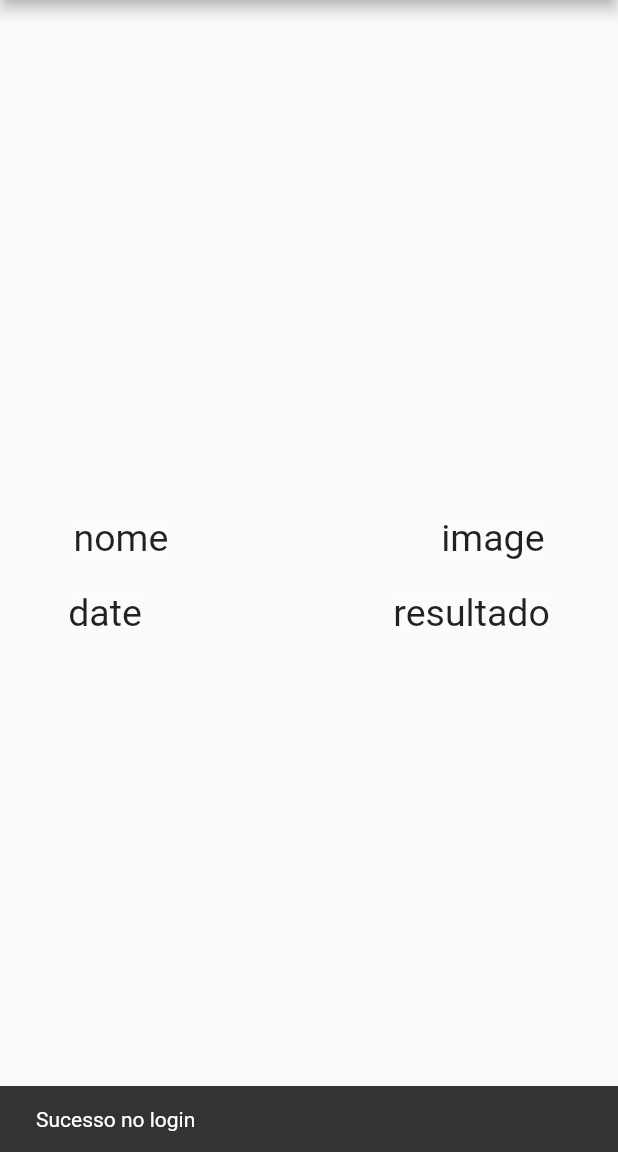
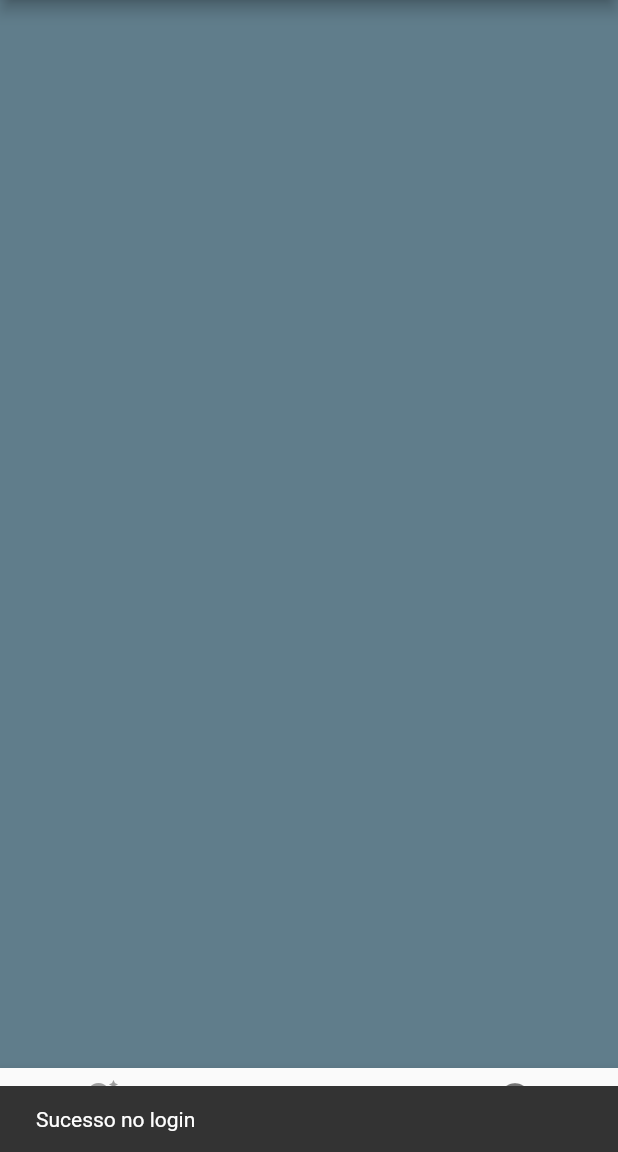
Before and after one commit to BrunoLaureano1989/imc_in_flutter, a Flutter app: the screen it shows after launch, after a tap on "Login", on a phone screen of 412 x 824 dp, the part 84-1236 px from its top. Run offline on Flutter 3.47's test engine with Material 2 defaults, Android fonts, the phone set to English and light mode, and no system bars; our stand-ins replace google_fonts.

Commit message:
jumpToPage home e pages

```diff
--- /dev/null
+++ b/lib/pages/dicas_page.dart
@@ -0,0 +1,17 @@
+import 'package:flutter/material.dart';
+
+class DicasPage extends StatefulWidget {
+  const DicasPage({super.key});
+
+  @override
+  State<DicasPage> createState() => _DicasPageState();
+}
+
+class _DicasPageState extends State<DicasPage> {
+  @override
+  Widget build(BuildContext context) {
+    return Container(
+      color: Colors.blueGrey,
+    );
+  }
+}
--- /dev/null
+++ b/lib/pages/help_page.dart
@@ -0,0 +1,15 @@
+import 'package:flutter/material.dart';
+
+class HelpPage extends StatefulWidget {
+  const HelpPage({super.key});
+
+  @override
+  State<HelpPage> createState() => _HelpPageState();
+}
+
+class _HelpPageState extends State<HelpPage> {
+  @override
+  Widget build(BuildContext context) {
+    return Container(color: Colors.green[50]);
+  }
+}
--- a/lib/pages/main_page.dart
+++ b/lib/pages/main_page.dart
@@ -1,5 +1,9 @@
 import 'package:flutter/material.dart';
 import 'package:imc/pages/dados_cadastro.dart';
+
+import 'dicas_page.dart';
+import 'help_page.dart';
+import 'termo.page.dart';
 
 class MainPage extends StatefulWidget {
   const MainPage({super.key});
@@ -9,6 +13,9 @@ class MainPage extends StatefulWidget {
 }
 
 class _MainPageState extends State<MainPage> {
+  PageController controller = PageController(initialPage: 0);
+  int positionPage = 0;
+
   @override
   Widget build(BuildContext context) {
     return SafeArea(
@@ -51,61 +58,36 @@ class _MainPageState extends State<MainPage> {
             ),
           ),
         ),
-
-        body: Container(
-          width: double.infinity,
-          margin: const EdgeInsets.symmetric(horizontal: 16, vertical: 16),
-          child: Column(
-            mainAxisAlignment: MainAxisAlignment.center,
-            children: [
-              Row(
-                mainAxisAlignment: MainAxisAlignment.spaceAround,
-                children: [
-                  Container(
-                    color: Colors.white10,
-                    child: const Text(
-                      "nome",
-                      style: TextStyle(color: Colors.black87, fontSize: 25),
-                    ),
-                  ),
-                  const SizedBox(
-                    height: 50,
-                    width: 50,
-                  ),
-                  Container(
-                    color: Colors.white10,
-                    child: const Text(
-                      "image",
-                      style: TextStyle(color: Colors.black87, fontSize: 25),
-                    ),
-                  ),
+        body: Column(
+          children: [
+            Expanded(
+              child: PageView(
+                controller: controller,
+                onPageChanged: (value) {
+                  setState(() {
+                    positionPage = value;
+                  });
+                },
+                children: const [
+                  DicasPage(),
+                  TermoPage(),
+                  HelpPage(),
                 ],
               ),
-              Row(
-                mainAxisAlignment: MainAxisAlignment.spaceAround,
-                children: [
-                  Container(
-                    color: Colors.white10,
-                    child: const Text(
-                      "date",
-                      style: TextStyle(color: Colors.black87, fontSize: 25),
-                    ),
-                  ),
-                  const SizedBox(
-                    height: 50,
-                    width: 50,
-                  ),
-                  Container(
-                    color: Colors.white10,
-                    child: const Text(
-                      "resultado",
-                      style: TextStyle(color: Colors.black87, fontSize: 25),
-                    ),
-                  ),
-                ],
-              ),
-            ],
-          ),
+            ),
+            BottomNavigationBar(
+                onTap: (value) {
+                  controller.jumpToPage(value);
+                },
+                currentIndex: positionPage,
+                items: const [
+                  BottomNavigationBarItem(
+                      label: "Dicas", icon: Icon(Icons.tips_and_updates)),
+                  BottomNavigationBarItem(
+                      label: "home", icon: Icon(Icons.home_max)),
+                  BottomNavigationBarItem(label: "help", icon: Icon(Icons.help))
+                ])
+          ],
         ),
       ),
     );
--- /dev/null
+++ b/lib/pages/termo.page.dart
@@ -0,0 +1,17 @@
+import 'package:flutter/material.dart';
+
+class TermoPage extends StatefulWidget {
+  const TermoPage({super.key});
+
+  @override
+  State<TermoPage> createState() => _TermoPageState();
+}
+
+class _TermoPageState extends State<TermoPage> {
+  @override
+  Widget build(BuildContext context) {
+    return Container(
+      color: Colors.brown[400],
+    );
+  }
+}
```
Also changed, not shown: 1 other file.
